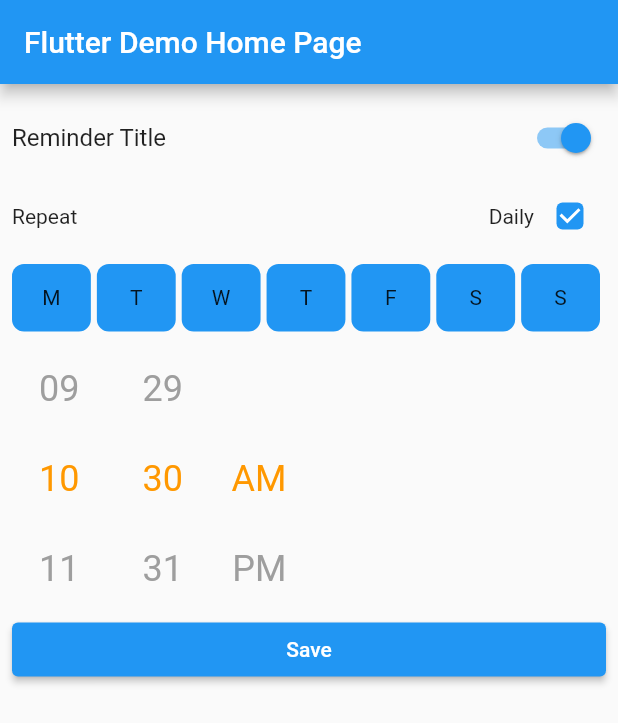
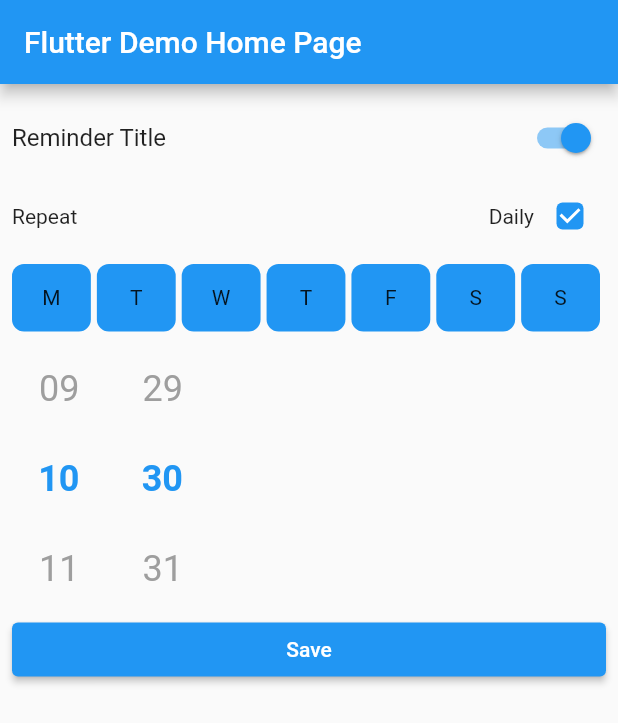
Before and after one commit to novas1r1/daily_local_notifications, a Flutter app: the screen it shows after launch, after a tap on "Reminder Title", on a phone screen of 412 x 824 dp. Shown: the top 723 px of the screen. Run offline on Flutter 3.47's test engine with Material 2 defaults, Android fonts, the phone set to English and light mode, and no system bars; drawn by our look-alikes of flutter_time_picker_spinner; our stand-ins replace shared_preferences.

Commit message:
fixed design

```diff
--- a/lib/src/daily_local_notifications.dart
+++ b/lib/src/daily_local_notifications.dart
@@ -152,7 +152,10 @@ class _DailyLocalNotificationWidget extends StatelessWidget {
                         dayActiveColor: dayActiveColor,
                         dayInactiveColor: dayInactiveColor,
                       ),
-                      const _TimePicker(),
+                      const TimePicker(
+                        is24HourMode: true,
+                        is2D: true,
+                      ),
                       ElevatedButton(
                         onPressed: () => provider.scheduleNotifications(),
                         child: const Text('Save'),
@@ -246,33 +249,46 @@ class _DailyToggleButtonsState extends State<_DailyToggleButtons> {
   }
 }
 
-class _TimePicker extends StatelessWidget {
-  const _TimePicker();
+class TimePicker extends StatelessWidget {
+  final bool is24HourMode;
+  final TextStyle? normalTextStyle;
+  final TextStyle? selectedTextStyle;
+  final bool is2D;
+
+  const TimePicker({
+    required this.is24HourMode,
+    required this.is2D,
+    this.normalTextStyle = const TextStyle(
+      fontSize: 24,
+      color: Colors.grey,
+    ),
+    this.selectedTextStyle = const TextStyle(
+      fontSize: 24,
+      fontWeight: FontWeight.bold,
+      color: Colors.blue,
+    ),
+  });
 
   @override
   Widget build(BuildContext context) {
+    final now = DateTime.now();
+
     return Consumer<ReminderSettingsProvider>(
       builder: (context, provider, child) {
         return TimePickerSpinner(
-          is24HourMode: false,
+          is24HourMode: is24HourMode,
           time: DateTime(
-            2000,
-            1,
-            1,
+            now.year,
+            now.month,
+            now.day,
             provider.reminderTime.hour,
             provider.reminderTime.minute,
           ),
-          normalTextStyle: const TextStyle(
-            fontSize: 24,
-            color: Colors.grey,
-          ),
-          highlightedTextStyle: const TextStyle(
-            fontSize: 24,
-            color: Colors.orange,
-          ),
+          normalTextStyle: normalTextStyle,
+          highlightedTextStyle: selectedTextStyle,
           spacing: 24,
           itemHeight: 60,
-          isForce2Digits: true,
+          isForce2Digits: is2D,
           onTimeChange: (time) => provider.updateReminderTime(time),
         );
       },
```
